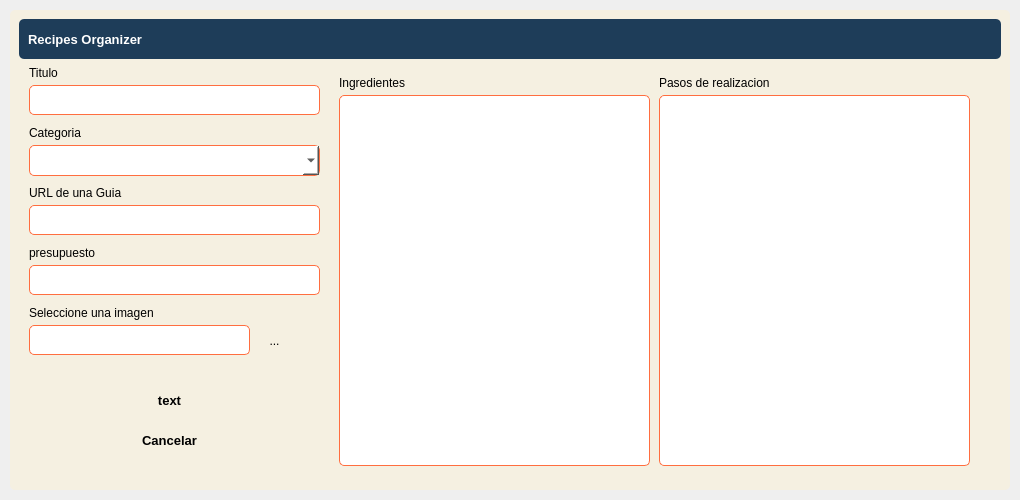
This is ui_files/add_edit_window.ui in AdrianDali/MonitoreoSide6 as Qt 5 draws it before an edit. The edited form follows.
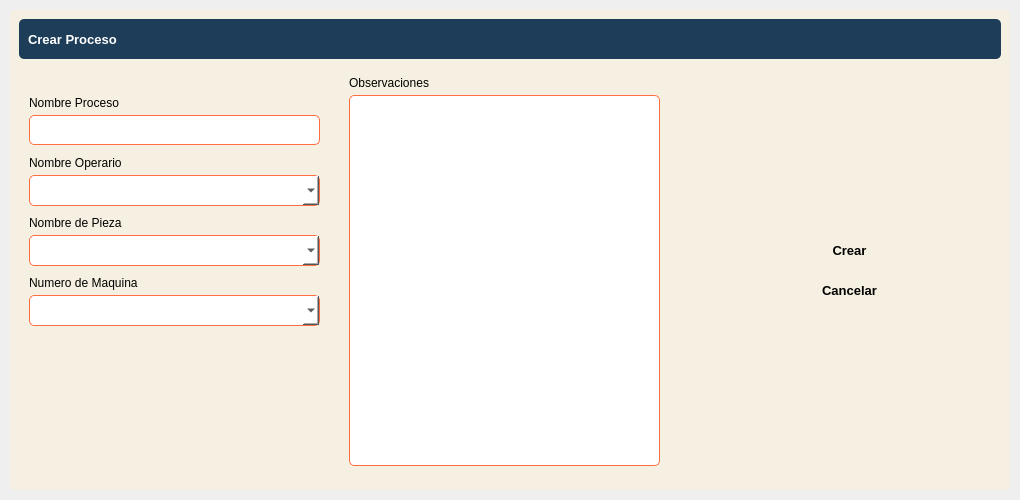
This is the edited form. Icons and pictures are not drawn.

Patch:
```diff
--- a/ui_files/add_edit_window.ui
+++ b/ui_files/add_edit_window.ui
@@ -116,7 +116,7 @@
                <string notr="true">color: white;</string>
               </property>
               <property name="text">
-               <string>Recipes Organizer</string>
+               <string>Crear Proceso</string>
               </property>
              </widget>
             </item>
@@ -249,20 +249,20 @@
             <property name="geometry">
              <rect>
               <x>10</x>
-              <y>0</y>
-              <width>49</width>
+              <y>30</y>
+              <width>111</width>
               <height>16</height>
              </rect>
             </property>
             <property name="text">
-             <string>Titulo</string>
+             <string>Nombre Proceso</string>
             </property>
            </widget>
            <widget class="QLineEdit" name="title_line_edit">
             <property name="geometry">
              <rect>
               <x>10</x>
-              <y>20</y>
+              <y>50</y>
               <width>291</width>
               <height>30</height>
              </rect>
@@ -276,20 +276,20 @@
             <property name="geometry">
              <rect>
               <x>10</x>
-              <y>60</y>
-              <width>61</width>
+              <y>90</y>
+              <width>101</width>
               <height>16</height>
              </rect>
             </property>
             <property name="text">
-             <string>Categoria</string>
+             <string>Nombre Operario</string>
             </property>
            </widget>
            <widget class="QComboBox" name="category_combo_box">
             <property name="geometry">
              <rect>
               <x>10</x>
-              <y>80</y>
+              <y>110</y>
               <width>291</width>
               <height>31</height>
              </rect>
@@ -299,121 +299,40 @@
 border: 1px solid #ff6e40;</string>
             </property>
             <property name="placeholderText">
-             <string>Selecciones una Categoria</string>
-            </property>
-           </widget>
-           <widget class="QLineEdit" name="url_line_edit">
-            <property name="geometry">
-             <rect>
-              <x>10</x>
-              <y>140</y>
-              <width>291</width>
-              <height>30</height>
-             </rect>
-            </property>
-            <property name="styleSheet">
-             <string notr="true">background-color: white;
-border: 1px solid #ff6e40;</string>
+             <string>Selecciones un Operario</string>
             </property>
            </widget>
            <widget class="QLabel" name="label_3">
             <property name="geometry">
              <rect>
               <x>10</x>
-              <y>120</y>
+              <y>150</y>
               <width>101</width>
               <height>16</height>
              </rect>
             </property>
             <property name="text">
-             <string>URL de una Guia</string>
-            </property>
-           </widget>
-           <widget class="QLineEdit" name="budget_line_edit">
-            <property name="geometry">
-             <rect>
-              <x>10</x>
-              <y>200</y>
-              <width>291</width>
-              <height>30</height>
-             </rect>
-            </property>
-            <property name="styleSheet">
-             <string notr="true">background-color: white;
-border: 1px solid #ff6e40;</string>
+             <string>Nombre de Pieza</string>
             </property>
            </widget>
            <widget class="QLabel" name="label_4">
             <property name="geometry">
              <rect>
               <x>10</x>
-              <y>180</y>
-              <width>81</width>
+              <y>210</y>
+              <width>121</width>
               <height>16</height>
              </rect>
             </property>
             <property name="text">
-             <string>presupuesto</string>
-            </property>
-           </widget>
-           <widget class="QLineEdit" name="image_path_line_edit">
-            <property name="geometry">
-             <rect>
-              <x>10</x>
-              <y>260</y>
-              <width>221</width>
-              <height>30</height>
-             </rect>
-            </property>
-            <property name="styleSheet">
-             <string notr="true">background-color: white;
-border: 1px solid #ff6e40;</string>
-            </property>
-           </widget>
-           <widget class="QLabel" name="label_5">
-            <property name="geometry">
-             <rect>
-              <x>10</x>
-              <y>240</y>
-              <width>131</width>
-              <height>16</height>
-             </rect>
-            </property>
-            <property name="text">
-             <string>Seleccione una imagen</string>
-            </property>
-           </widget>
-           <widget class="QToolButton" name="select_img_button">
-            <property name="geometry">
-             <rect>
-              <x>240</x>
-              <y>260</y>
-              <width>31</width>
-              <height>31</height>
-             </rect>
-            </property>
-            <property name="styleSheet">
-             <string notr="true">QToolButton::hover {background-color : #ff6e40}</string>
-            </property>
-            <property name="text">
-             <string>...</string>
-            </property>
-            <property name="icon">
-             <iconset>
-              <normaloff>../assets/icons/open-file.png</normaloff>../assets/icons/open-file.png</iconset>
-            </property>
-            <property name="iconSize">
-             <size>
-              <width>50</width>
-              <height>50</height>
-             </size>
+             <string>Numero de Maquina</string>
             </property>
            </widget>
            <widget class="QPushButton" name="add_edit_button">
             <property name="geometry">
              <rect>
-              <x>50</x>
-              <y>320</y>
+              <x>730</x>
+              <y>170</y>
               <width>201</width>
               <height>30</height>
              </rect>
@@ -432,7 +351,7 @@
 QPushButton::hover {background-color : #ffc13b};</string>
             </property>
             <property name="text">
-             <string>text</string>
+             <string>Crear</string>
             </property>
             <property name="icon">
              <iconset>
@@ -448,8 +367,8 @@
            <widget class="QPushButton" name="cancel_button">
             <property name="geometry">
              <rect>
-              <x>50</x>
-              <y>360</y>
+              <x>730</x>
+              <y>210</y>
               <width>201</width>
               <height>30</height>
              </rect>
@@ -484,20 +403,20 @@
            <widget class="QLabel" name="label_6">
             <property name="geometry">
              <rect>
-              <x>320</x>
+              <x>330</x>
               <y>10</y>
               <width>111</width>
               <height>16</height>
              </rect>
             </property>
             <property name="text">
-             <string>Ingredientes</string>
+             <string>Observaciones</string>
             </property>
            </widget>
            <widget class="QPlainTextEdit" name="ingredients_text_edit">
             <property name="geometry">
              <rect>
-              <x>320</x>
+              <x>330</x>
               <y>30</y>
               <width>311</width>
               <height>371</height>
@@ -508,32 +427,39 @@
 border: 1px solid #ff6e40;</string>
             </property>
            </widget>
-           <widget class="QLabel" name="label_7">
+           <widget class="QComboBox" name="pieza_combo_box_2">
             <property name="geometry">
              <rect>
-              <x>640</x>
-              <y>10</y>
-              <width>111</width>
-              <height>16</height>
+              <x>10</x>
+              <y>170</y>
+              <width>291</width>
+              <height>31</height>
              </rect>
             </property>
-            <property name="text">
-             <string>Pasos de realizacion</string>
+            <property name="styleSheet">
+             <string notr="true">background-color: white;
+border: 1px solid #ff6e40;</string>
             </property>
+            <property name="placeholderText">
+             <string>Selecciones una Pieza</string>
+            </property>
            </widget>
-           <widget class="QPlainTextEdit" name="directions_text_edit">
+           <widget class="QComboBox" name="maquina_combo_box_3">
             <property name="geometry">
              <rect>
-              <x>640</x>
-              <y>30</y>
-              <width>311</width>
-              <height>371</height>
+              <x>10</x>
+              <y>230</y>
+              <width>291</width>
+              <height>31</height>
              </rect>
             </property>
             <property name="styleSheet">
-             <string notr="true">background-color: rgb(255, 255, 255);
+             <string notr="true">background-color: white;
 border: 1px solid #ff6e40;</string>
             </property>
+            <property name="placeholderText">
+             <string>Selecciones una Maquina</string>
+            </property>
            </widget>
           </widget>
          </item>
```
Left out of the diff: 18 changed lines with no effect on the pictures.
